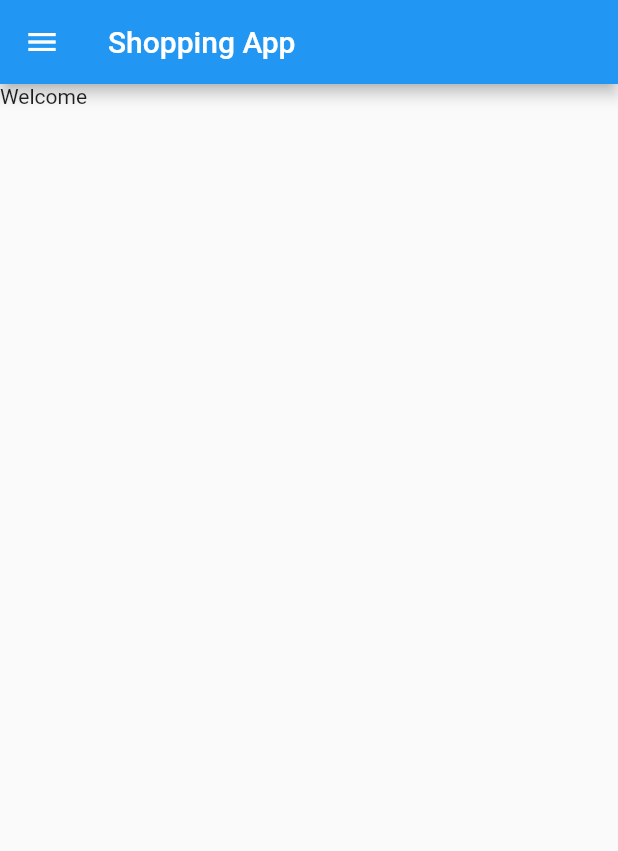
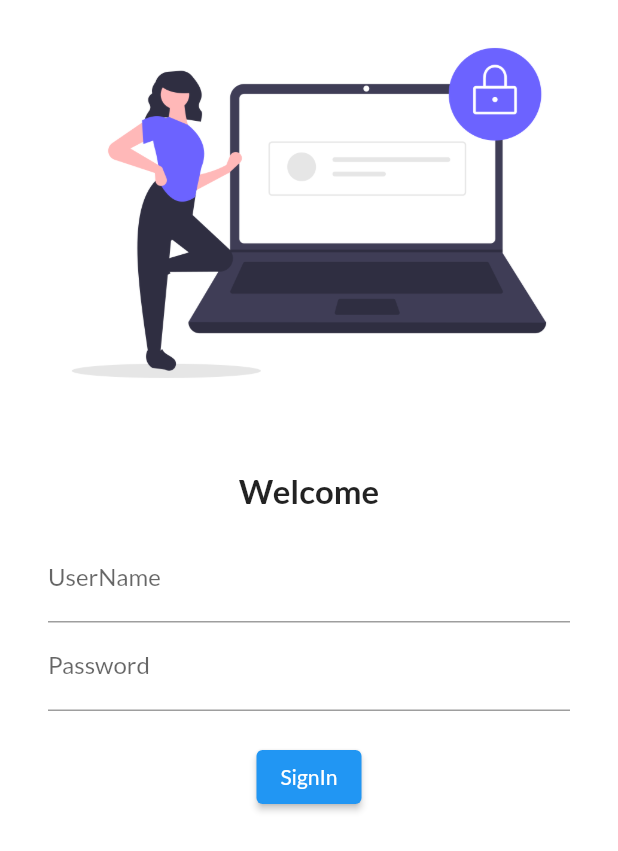
Before and after one commit to devulapallysoujanaya/flutter, a Flutter app: the screen it shows after launch, on a phone screen of 412 x 824 dp. Shown: the top 851 px of the screen. Run offline on Flutter 3.47's test engine with Material 2 defaults, Android fonts, the phone set to English and light mode, and no system bars; our stand-ins replace google_fonts.

```diff
--- a/lib/main.dart
+++ b/lib/main.dart
@@ -1,5 +1,7 @@
 import 'package:flutter/material.dart';
-import 'package:project/home_page.dart';
+import 'package:google_fonts/google_fonts.dart';
+import 'package:project/pages/home_page.dart';
+import 'package:project/pages/login_page.dart';
 
 void main() {
   runApp(const MyApp());
@@ -13,28 +15,20 @@ class MyApp extends StatelessWidget {
   Widget build(BuildContext context) {
     return MaterialApp(
       debugShowCheckedModeBanner: false,
-      title: 'Flutter Demo',
       theme: ThemeData(
-        primarySwatch: Colors.blue,
+        fontFamily: GoogleFonts.lato().fontFamily,
       ),
-      home: const MyHomePage(title: 'Flutter Demo Home Page'),
+
+      // ignore: prefer_const_constructors
+      routes: {
+        // ignore: prefer_const_constructors
+        '/': (context) => LoginPage(),
+        // ignore: prefer_const_constructors
+        '/home': (context) => HomePage(),
+
+        // ignore: prefer_const_constructors
+        '/login': (context) => LoginPage(),
+      },
     );
   }
 }
-
-class MyHomePage extends StatefulWidget {
-  const MyHomePage({super.key, required this.title});
-
-  final String title;
-
-  @override
-  State<MyHomePage> createState() => _MyHomePageState();
-}
-
-class _MyHomePageState extends State<MyHomePage> {
-  @override
-  Widget build(BuildContext context) {
-    // ignore: prefer_const_constructors
-    return HomePage();
-  }
-}
--- a/lib/home_page.dart
+++ b/lib/pages/home_page.dart
@@ -5,7 +5,6 @@ class HomePage extends StatelessWidget {
 
   @override
   Widget build(BuildContext context) {
-
     return Scaffold(
       appBar: AppBar(
         // ignore: prefer_const_constructors
--- /dev/null
+++ b/lib/pages/login_page.dart
@@ -0,0 +1,59 @@
+// ignore: unused_import
+// ignore_for_file: prefer_const_constructors
+
+import 'package:flutter/material.dart';
+
+class LoginPage extends StatelessWidget {
+  const LoginPage({super.key});
+
+  @override
+  Widget build(BuildContext context) {
+    // ignore: avoid_unnecessary_containers
+    return Material(
+      color: Colors.white,
+      child: Column(
+        children: [
+          Image.asset(
+            'assets/images/login.png',
+            fit: BoxFit.cover,
+          ),
+          SizedBox(
+            height: 30.0,
+          ),
+          Text(
+            "Welcome",
+            style: TextStyle(
+              fontSize: 22,
+              fontWeight: FontWeight.bold,
+            ),
+          ),
+          Padding(
+            padding:
+                const EdgeInsets.symmetric(vertical: 16.0, horizontal: 32.0),
+            child: Column(
+              children: [
+                TextFormField(
+                  decoration: InputDecoration(
+                      hintText: "Enter user name", label: Text("UserName")),
+                ),
+                TextFormField(
+                  obscureText: true,
+                  decoration: InputDecoration(
+                      hintText: "Enter Password", label: Text("Password")),
+                ),
+                SizedBox(
+                  height: 20.0,
+                ),
+                // ignore: avoid_print
+                ElevatedButton(
+                    onPressed: () => {print("hi soujanya")},
+                    child: Text("SignIn"))
+              ],
+            ),
+          ),
+        ],
+      ),
+      // ignore: avoid_unnecessary_containers
+    );
+  }
+}
--- a/pubspec.yaml
+++ b/pubspec.yaml
@@ -36,6 +36,8 @@ dependencies:
   # The following adds the Cupertino Icons font to your application.
   # Use with the CupertinoIcons class for iOS style icons.
   cupertino_icons: ^1.0.2
+  google_fonts: ^3.0.1
+
 
 dev_dependencies:
   flutter_test:
@@ -60,8 +62,8 @@ flutter:
   uses-material-design: true
 
   # To add assets to your application, add an assets section, like this:
-  # assets:
-  #   - images/a_dot_burr.jpeg
+  assets:
+     - assets/images/
   #   - images/a_dot_ham.jpeg
 
   # An image asset can refer to one or more resolution-specific "variants", see
```
Also changed, not shown: assets/images/login.png (added), pubspec.lock, 1 other file.
